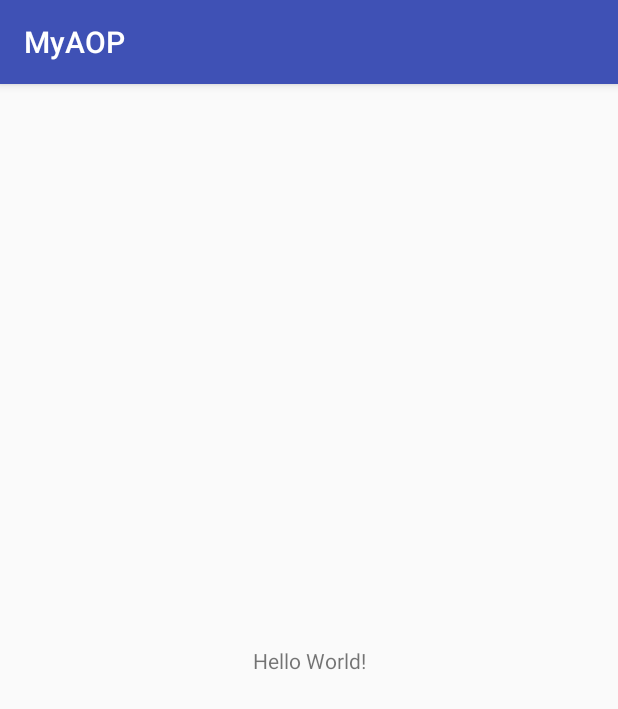
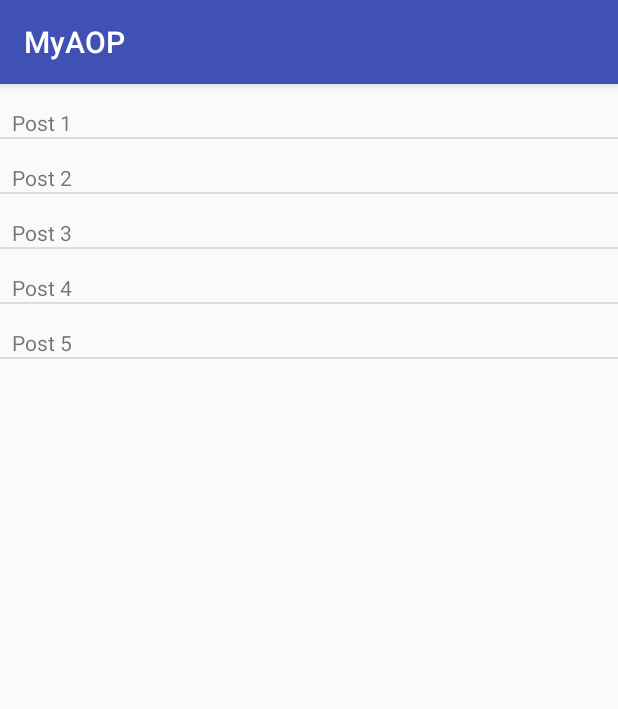
Before and after one commit to am5a03/myaop, an Android app: the screen it shows after launch (MainActivity), on a phone screen of 412 x 824 dp. Shown: the top 709 px of the screen. Run offline under Robolectric (Android 15) with nearby library versions, the phone set to English and light mode, and no system bars.

Commit message:
Added list item

```diff
--- a/app/src/main/java/com/example/raymond/myaop/MainActivity.java
+++ b/app/src/main/java/com/example/raymond/myaop/MainActivity.java
@@ -2,12 +2,50 @@ package com.example.raymond.myaop;
 
 import android.support.v7.app.AppCompatActivity;
 import android.os.Bundle;
+import android.util.Log;
+import android.view.View;
+import android.widget.AdapterView;
+import android.widget.ArrayAdapter;
+import android.widget.ListView;
+import android.widget.SimpleAdapter;
+
+import java.util.ArrayList;
 
 public class MainActivity extends AppCompatActivity {
+
+    private static final String TAG = "MainActivity";
+    private ListView listView;
 
     @Override
     protected void onCreate(Bundle savedInstanceState) {
         super.onCreate(savedInstanceState);
         setContentView(R.layout.activity_main);
+        listView = (ListView) findViewById(R.id.listView);
+
+        final String[] posts = new String[] {
+                "Post 1",
+                "Post 2",
+                "Post 3",
+                "Post 4",
+                "Post 5"
+        };
+
+        ArrayAdapter<String> adapter
+                = new ArrayAdapter<>(
+                this,
+                R.layout.post_item,
+                R.id.textView,
+                posts
+        );
+
+        listView.setAdapter(adapter);
+        listView.setOnItemClickListener(new AdapterView.OnItemClickListener() {
+            @Override
+            public void onItemClick(AdapterView<?> parent, View view, int position, long id) {
+                Log.d(TAG, "onItemClick: clicked Post= " + position);
+            }
+        });
     }
+
+
 }
--- a/app/src/main/res/layout/activity_main.xml
+++ b/app/src/main/res/layout/activity_main.xml
@@ -7,13 +7,8 @@
     android:layout_height="match_parent"
     tools:context="com.example.raymond.myaop.MainActivity">
 
-    <TextView
-        android:layout_width="wrap_content"
-        android:layout_height="wrap_content"
-        android:text="Hello World!"
-        app:layout_constraintBottom_toBottomOf="@+id/activity_main"
-        app:layout_constraintLeft_toLeftOf="@+id/activity_main"
-        app:layout_constraintRight_toRightOf="@+id/activity_main"
-        app:layout_constraintTop_toTopOf="@+id/activity_main" />
-
+    <ListView
+        android:id="@+id/listView"
+        android:layout_width="match_parent"
+        android:layout_height="match_parent"/>
 </android.support.constraint.ConstraintLayout>
--- /dev/null
+++ b/app/src/main/res/layout/post_item.xml
@@ -0,0 +1,22 @@
+<?xml version="1.0" encoding="utf-8"?>
+<android.support.constraint.ConstraintLayout
+    xmlns:android="http://schemas.android.com/apk/res/android"
+    xmlns:app="http://schemas.android.com/apk/res-auto"
+    xmlns:tools="http://schemas.android.com/tools"
+    android:layout_width="match_parent"
+    android:layout_height="match_parent"
+    android:id="@+id/constraintLayout"
+    android:descendantFocusability="blocksDescendants">
+
+    <TextView
+        android:text="TextView"
+        android:layout_width="wrap_content"
+        android:layout_height="wrap_content"
+        android:id="@+id/textView"
+        app:layout_constraintLeft_toLeftOf="@+id/constraintLayout"
+        android:layout_marginLeft="8dp"
+        android:layout_marginStart="8dp"
+        app:layout_constraintTop_toTopOf="@+id/constraintLayout"
+        android:layout_marginTop="16dp" />
+
+</android.support.constraint.ConstraintLayout>
```
